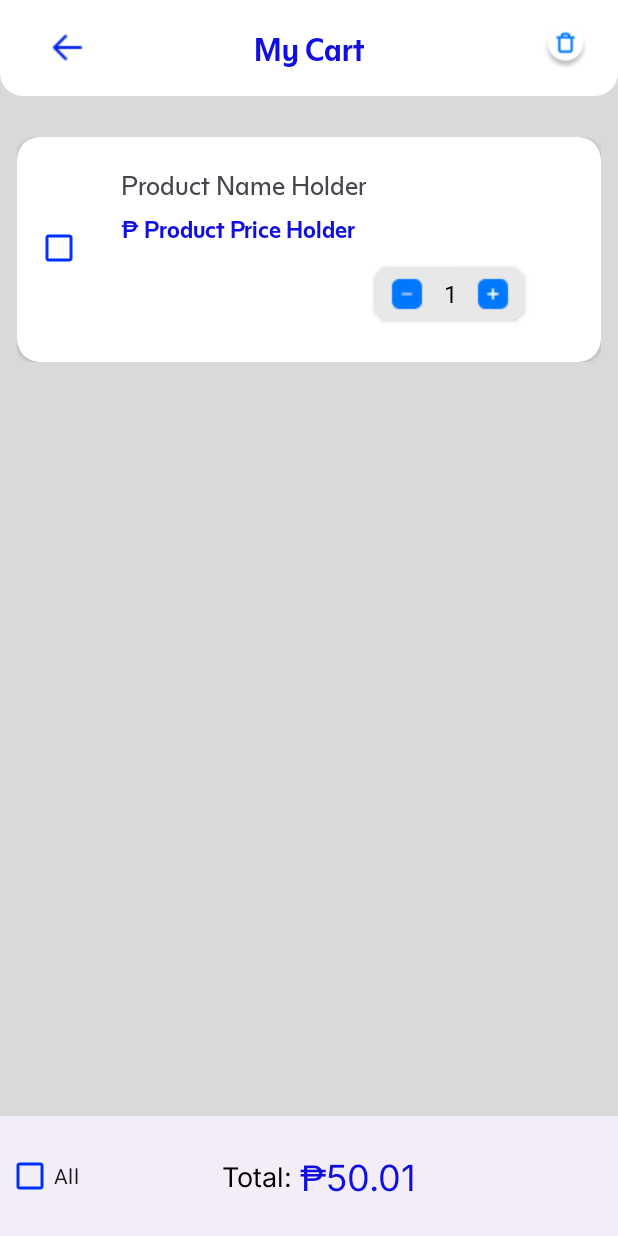
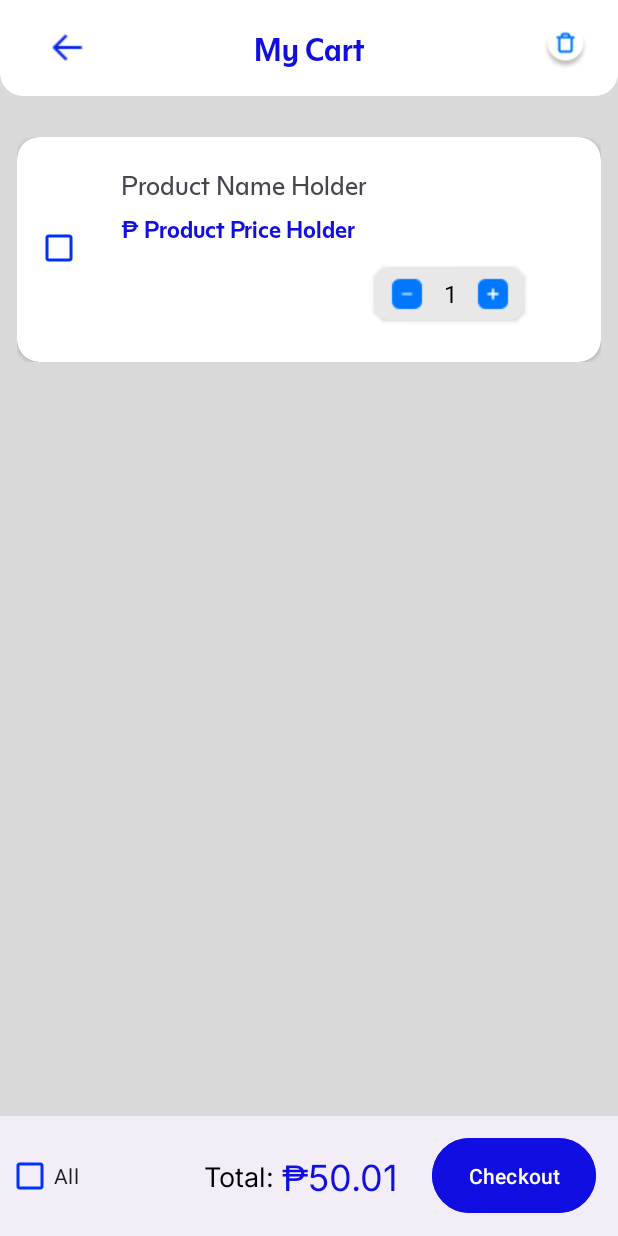
Before and after one commit to eilrahcdev/EZ-Mart, an Android app: the layout cart_activity.xml on its own in the app's theme, with its tools: preview values and no code run, on a phone screen of 412 x 824 dp. Run offline under Robolectric (Android 15) with nearby library versions, the phone set to English and light mode, and no system bars.

```diff
--- a/app/src/main/res/layout/cart_activity.xml
+++ b/app/src/main/res/layout/cart_activity.xml
@@ -249,15 +249,15 @@
 
                 <TextView
                     android:id="@+id/tvTotal_text"
-                    android:layout_width="142dp"
+                    android:layout_width="130dp"
                     android:layout_height="wrap_content"
                     android:layout_gravity="center"
+                    android:layout_marginRight="5dp"
                     android:fontFamily="@font/inter"
                     android:gravity="right"
                     android:text="Total:"
                     android:textColor="@color/black"
-                    android:textSize="18sp"
-                    android:layout_marginRight="5dp"/>
+                    android:textSize="18sp" />
 
                 <TextView
                     android:id="@+id/tvPrice"
@@ -269,6 +269,14 @@
                     android:text="₱50.01"
                     android:textColor="@color/blue"
                     android:textSize="24sp"/>
+
+                <Button
+                    android:id="@+id/btnCheckOut"
+                    android:layout_width="wrap_content"
+                    android:layout_height="58dp"
+                    android:layout_gravity="center"
+                    android:backgroundTint="@color/blue"
+                    android:text="Checkout" />
             </LinearLayout>
 
 
```
Also changed, not shown: app/src/main/res/layout/categories_activity.xml (+11 -0 lines).
